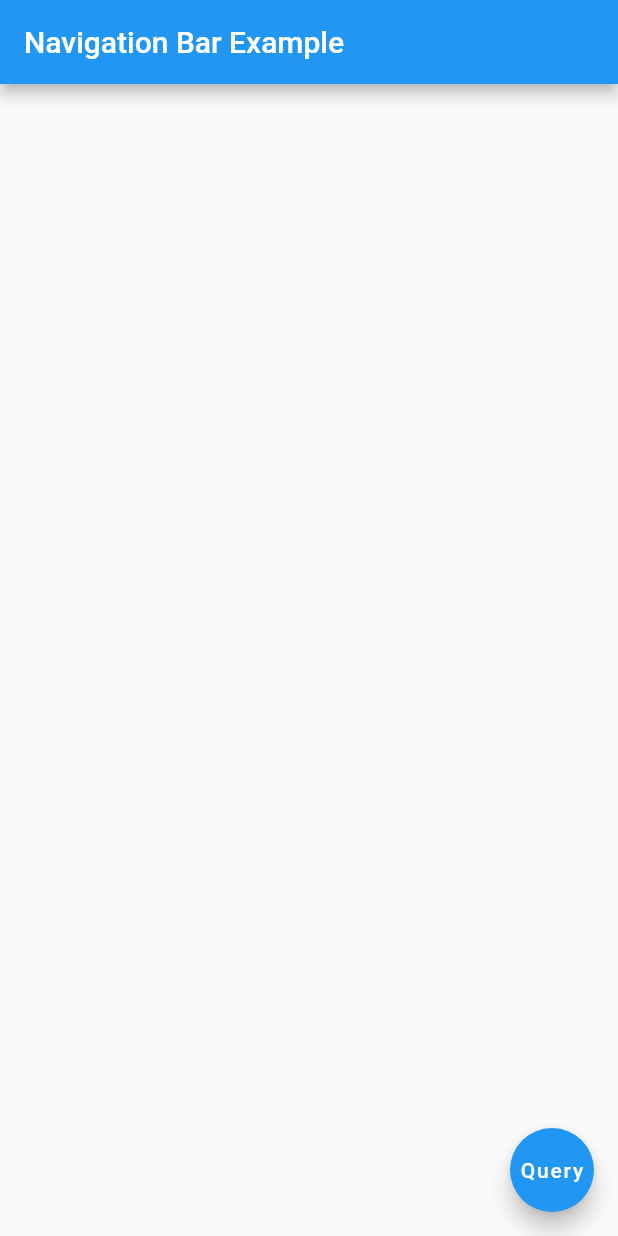
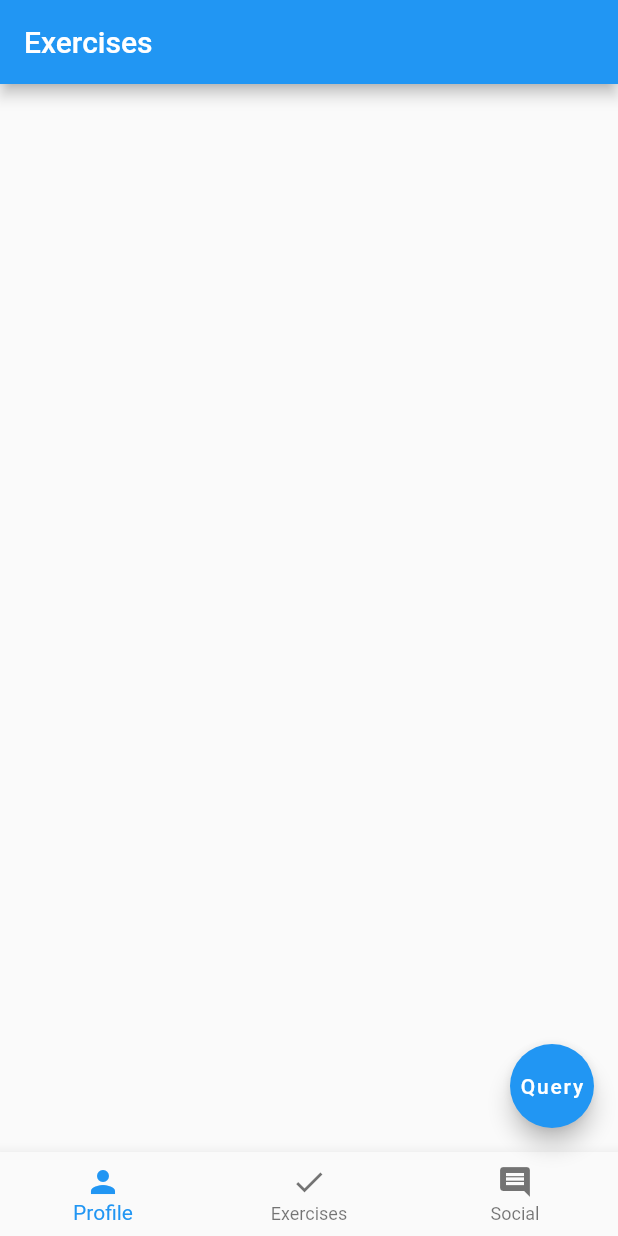
Before and after one commit to IanSkelskey/Fitness-Tracker, a Flutter app: the screen it shows after launch, after a tap on "Query", on a phone screen of 412 x 824 dp. Run offline on Flutter 3.47's test engine with Material 2 defaults, Android fonts, the phone set to English and light mode, and no system bars; missing offline and left inert: mysql1.

Commit message:
Update database with fitness elements and add bottom nav bar

```diff
--- a/lib/main.dart
+++ b/lib/main.dart
@@ -14,36 +14,35 @@ class MyApp extends StatelessWidget {
       title: 'Welcome to Flutter',
       home: Scaffold(
         appBar: AppBar(
-          title: const Text('Navigation Bar Example'),
+          title: const Text('Exercises'),
         ),
         body: const Center(
-          child: NavBarSample(),
+          child: ListViewWithButton(),
         ),
       ),
     );
   }
 }
 
-class NavBarSample extends StatefulWidget {
-  const NavBarSample({Key? key}) : super(key: key);
+class ListViewWithButton extends StatefulWidget {
+  const ListViewWithButton({Key? key}) : super(key: key);
 
   @override
-  State<NavBarSample> createState() => _NavBarSampleState();
+  State<ListViewWithButton> createState() => _ListViewWithButtonState();
 }
 
-class _NavBarSampleState extends State<NavBarSample> {
+class _ListViewWithButtonState extends State<ListViewWithButton> {
   var db = MySQL();
-  List<String> songs = [];
-  List<String> albums = [];
+  List<String> exercises = [];
+  List<String> muscles = [];
 
   Future<void> _populateSongs() async {
     MySqlConnection conn = await db.getConnection();
-    var results = await conn.query('SELECT songtitle, albumtitle FROM song '
-        'INNER JOIN album ON song.albumID = album.albumID');
+    var results = await conn.query('SELECT name, primarymuscle FROM exercise');
     for (var row in results) {
       setState(() {
-        songs.add(row[0].toString());
-        albums.add(row[1].toString());
+        exercises.add(row[0].toString());
+        muscles.add(row[1].toString());
       });
     }
   }
@@ -53,14 +52,30 @@ class _NavBarSampleState extends State<NavBarSample> {
     return Scaffold(
       body: Center(
         child: ListView.builder(
-          itemCount: songs.length,
+          itemCount: exercises.length,
           itemBuilder: (BuildContext context, int index) {
             return ListTile(
-              title: Text(songs.elementAt(index)),
-              subtitle: Text(albums.elementAt(index)),
+              title: Text(exercises.elementAt(index)),
+              subtitle: Text(muscles.elementAt(index)),
             );
           },
         ),
+      ),
+      bottomNavigationBar: BottomNavigationBar(
+        items: const <BottomNavigationBarItem>[
+          BottomNavigationBarItem(
+            icon: Icon(Icons.person),
+            label: 'Profile',
+          ),
+          BottomNavigationBarItem(
+            icon: Icon(Icons.check),
+            label: 'Exercises',
+          ),
+          BottomNavigationBarItem(
+            icon: Icon(Icons.comment),
+            label: 'Social',
+          ),
+        ],
       ),
       floatingActionButton: FloatingActionButton(
         onPressed: () {
@@ -77,8 +92,8 @@ class MySQL {
   Future<MySqlConnection> getConnection() async {
     var settings = ConnectionSettings(
       user: 'root',
-      password: 'Harmony-11',
-      db: 'record-store',
+      password: 'SmartMuscle',
+      db: 'fitness_db',
     );
     var conn = await MySqlConnection.connect(settings);
     // Waiting 1 second for connection to establish. Unexpected
```
